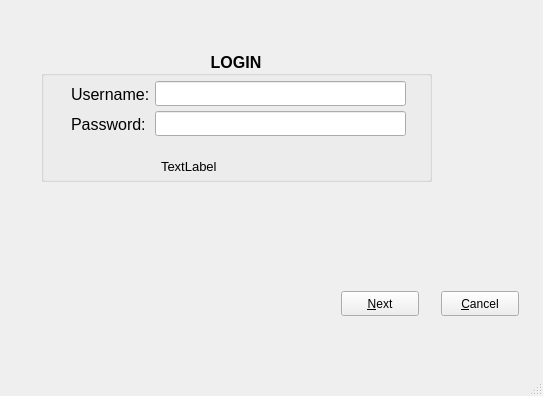
The window that portfolio/ui/mainwindow.ui (manutorres/pernambuco) describes before a commit, drawn with Qt 5.
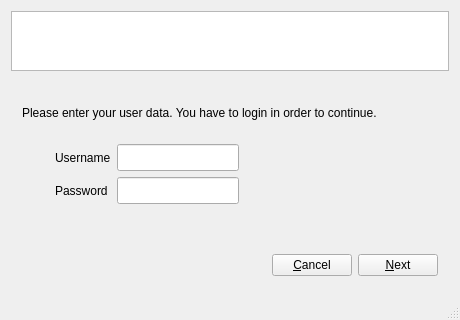
The same window after the commit. The open tabs and pages were chosen to show the change.

Commit message: Primeros intentos de darle forma a la GUI.

```diff
--- a/portfolio/ui/mainwindow.ui
+++ b/portfolio/ui/mainwindow.ui
@@ -6,248 +6,327 @@
    <rect>
     <x>0</x>
     <y>0</y>
-    <width>543</width>
-    <height>396</height>
+    <width>460</width>
+    <height>320</height>
    </rect>
   </property>
   <property name="windowTitle">
    <string>MainWindow</string>
   </property>
   <widget class="QWidget" name="centralWidget">
-   <layout class="QGridLayout" name="gridLayout_2">
-    <item row="0" column="0">
-     <layout class="QGridLayout" name="gridLayout">
-      <item row="0" column="0">
-       <widget class="QStackedWidget" name="stackedWidget">
-        <property name="sizePolicy">
-         <sizepolicy hsizetype="Preferred" vsizetype="Preferred">
-          <horstretch>0</horstretch>
-          <verstretch>0</verstretch>
-         </sizepolicy>
-        </property>
-        <property name="currentIndex">
-         <number>3</number>
-        </property>
-        <widget class="QWidget" name="page">
-         <layout class="QGridLayout" name="gridLayout_4">
-          <item row="0" column="0" rowspan="2" colspan="3">
-           <widget class="QGroupBox" name="groupBox_2">
-            <property name="title">
-             <string/>
-            </property>
-            <layout class="QGridLayout" name="gridLayout_3">
-             <item row="0" column="0">
-              <widget class="QLabel" name="label">
-               <property name="font">
-                <font>
-                 <pointsize>14</pointsize>
-                </font>
-               </property>
-               <property name="text">
-                <string>Do you want to include the handouts in the printing?</string>
-               </property>
-              </widget>
-             </item>
-            </layout>
-           </widget>
-          </item>
-          <item row="2" column="2">
-           <widget class="QPushButton" name="btnCancel">
-            <property name="text">
-             <string>No (Next)</string>
-            </property>
-           </widget>
-          </item>
-          <item row="2" column="1">
-           <widget class="QPushButton" name="btnAccept">
-            <property name="text">
-             <string>Yes</string>
-            </property>
-           </widget>
-          </item>
-          <item row="2" column="0">
-           <spacer name="horizontalSpacer">
-            <property name="orientation">
-             <enum>Qt::Horizontal</enum>
-            </property>
-            <property name="sizeHint" stdset="0">
-             <size>
-              <width>40</width>
-              <height>20</height>
-             </size>
-            </property>
-           </spacer>
-          </item>
-         </layout>
-        </widget>
-        <widget class="QWidget" name="page_2">
-         <widget class="QGroupBox" name="groupBox">
-          <property name="geometry">
-           <rect>
-            <x>30</x>
-            <y>40</y>
-            <width>391</width>
-            <height>131</height>
-           </rect>
+   <layout class="QVBoxLayout" name="verticalLayout">
+    <item>
+     <widget class="QGraphicsView" name="graphicsView">
+      <property name="maximumSize">
+       <size>
+        <width>16777215</width>
+        <height>60</height>
+       </size>
+      </property>
+     </widget>
+    </item>
+    <item>
+     <widget class="QStackedWidget" name="stackedWidget">
+      <property name="sizePolicy">
+       <sizepolicy hsizetype="Preferred" vsizetype="Preferred">
+        <horstretch>0</horstretch>
+        <verstretch>0</verstretch>
+       </sizepolicy>
+      </property>
+      <property name="maximumSize">
+       <size>
+        <width>483</width>
+        <height>16777215</height>
+       </size>
+      </property>
+      <property name="currentIndex">
+       <number>0</number>
+      </property>
+      <widget class="QWidget" name="page">
+       <layout class="QGridLayout" name="gridLayout_4">
+        <item row="5" column="6">
+         <widget class="QPushButton" name="btnCancel">
+          <property name="text">
+           <string>No (Next)</string>
           </property>
-          <property name="font">
-           <font>
-            <family>Arial</family>
-            <pointsize>12</pointsize>
-            <weight>75</weight>
-            <bold>true</bold>
-           </font>
+         </widget>
+        </item>
+        <item row="5" column="5">
+         <widget class="QPushButton" name="btnAccept">
+          <property name="text">
+           <string>Yes</string>
           </property>
-          <property name="title">
-           <string>LOGIN</string>
+         </widget>
+        </item>
+        <item row="5" column="3">
+         <spacer name="horizontalSpacer">
+          <property name="orientation">
+           <enum>Qt::Horizontal</enum>
           </property>
-          <property name="alignment">
-           <set>Qt::AlignCenter</set>
+          <property name="sizeHint" stdset="0">
+           <size>
+            <width>40</width>
+            <height>20</height>
+           </size>
           </property>
-          <widget class="QLineEdit" name="lineEditPassword">
-           <property name="geometry">
-            <rect>
-             <x>114</x>
-             <y>60</y>
-             <width>251</width>
-             <height>25</height>
-            </rect>
-           </property>
-           <property name="font">
-            <font>
-             <pointsize>12</pointsize>
-             <weight>50</weight>
-             <bold>false</bold>
-            </font>
-           </property>
-           <property name="echoMode">
-            <enum>QLineEdit::Password</enum>
-           </property>
-          </widget>
-          <widget class="QLineEdit" name="lineEditUsername">
-           <property name="geometry">
-            <rect>
-             <x>114</x>
-             <y>30</y>
-             <width>251</width>
-             <height>25</height>
-            </rect>
-           </property>
-           <property name="font">
-            <font>
-             <pointsize>12</pointsize>
-             <weight>50</weight>
-             <bold>false</bold>
-            </font>
-           </property>
-          </widget>
-          <widget class="QLabel" name="lblUsername">
-           <property name="geometry">
-            <rect>
-             <x>30</x>
-             <y>35</y>
-             <width>81</width>
-             <height>16</height>
-            </rect>
-           </property>
-           <property name="font">
-            <font>
-             <family>Arial</family>
-             <pointsize>12</pointsize>
-             <weight>50</weight>
-             <bold>false</bold>
-            </font>
-           </property>
-           <property name="text">
-            <string>Username:</string>
-           </property>
-          </widget>
-          <widget class="QLabel" name="lblPassword">
-           <property name="geometry">
-            <rect>
-             <x>30</x>
-             <y>65</y>
-             <width>81</width>
-             <height>16</height>
-            </rect>
-           </property>
-           <property name="font">
-            <font>
-             <family>Arial</family>
-             <pointsize>12</pointsize>
-             <weight>50</weight>
-             <bold>false</bold>
-            </font>
-           </property>
-           <property name="text">
-            <string>Password:</string>
-           </property>
-          </widget>
-          <widget class="QLabel" name="lblForgotenPassword">
-           <property name="geometry">
-            <rect>
-             <x>120</x>
-             <y>106</y>
-             <width>261</width>
-             <height>20</height>
-            </rect>
-           </property>
-           <property name="font">
-            <font>
-             <pointsize>10</pointsize>
-             <weight>50</weight>
-             <bold>false</bold>
-            </font>
-           </property>
-           <property name="styleSheet">
-            <string notr="true"/>
-           </property>
-           <property name="text">
-            <string>TextLabel</string>
-           </property>
-           <property name="textFormat">
-            <enum>Qt::RichText</enum>
-           </property>
-          </widget>
+         </spacer>
+        </item>
+        <item row="3" column="1" colspan="3">
+         <widget class="QRadioButton" name="radioButton">
+          <property name="text">
+           <string>No, do not include the handouts.</string>
+          </property>
          </widget>
+        </item>
+        <item row="2" column="1" colspan="6">
+         <widget class="QRadioButton" name="radioButton_2">
+          <property name="text">
+           <string>Yes, download and print the handouts.</string>
+          </property>
+         </widget>
+        </item>
+        <item row="2" column="0">
+         <spacer name="horizontalSpacer_3">
+          <property name="orientation">
+           <enum>Qt::Horizontal</enum>
+          </property>
+          <property name="sizeHint" stdset="0">
+           <size>
+            <width>30</width>
+            <height>20</height>
+           </size>
+          </property>
+         </spacer>
+        </item>
+        <item row="1" column="0" colspan="7">
+         <widget class="QLabel" name="label_2">
+          <property name="minimumSize">
+           <size>
+            <width>0</width>
+            <height>50</height>
+           </size>
+          </property>
+          <property name="maximumSize">
+           <size>
+            <width>16777215</width>
+            <height>100</height>
+           </size>
+          </property>
+          <property name="text">
+           <string>Do you want to include the handouts in the printing?</string>
+          </property>
+         </widget>
+        </item>
+        <item row="4" column="0" colspan="7">
+         <spacer name="verticalSpacer_4">
+          <property name="orientation">
+           <enum>Qt::Vertical</enum>
+          </property>
+          <property name="sizeHint" stdset="0">
+           <size>
+            <width>20</width>
+            <height>40</height>
+           </size>
+          </property>
+         </spacer>
+        </item>
+        <item row="5" column="2">
+         <spacer name="horizontalSpacer_5">
+          <property name="orientation">
+           <enum>Qt::Horizontal</enum>
+          </property>
+          <property name="sizeHint" stdset="0">
+           <size>
+            <width>40</width>
+            <height>20</height>
+           </size>
+          </property>
+         </spacer>
+        </item>
+        <item row="5" column="1">
+         <spacer name="horizontalSpacer_6">
+          <property name="orientation">
+           <enum>Qt::Horizontal</enum>
+          </property>
+          <property name="sizeHint" stdset="0">
+           <size>
+            <width>40</width>
+            <height>20</height>
+           </size>
+          </property>
+         </spacer>
+        </item>
+        <item row="5" column="4">
+         <spacer name="horizontalSpacer_10">
+          <property name="orientation">
+           <enum>Qt::Horizontal</enum>
+          </property>
+          <property name="sizeHint" stdset="0">
+           <size>
+            <width>40</width>
+            <height>20</height>
+           </size>
+          </property>
+         </spacer>
+        </item>
+       </layout>
+      </widget>
+      <widget class="QWidget" name="page_2">
+       <layout class="QGridLayout" name="gridLayout_5">
+        <item row="6" column="6">
          <widget class="QPushButton" name="btnCancel_2">
-          <property name="geometry">
-           <rect>
-            <x>430</x>
-            <y>280</y>
-            <width>78</width>
-            <height>25</height>
-           </rect>
-          </property>
           <property name="text">
            <string>&amp;Cancel</string>
           </property>
          </widget>
+        </item>
+        <item row="6" column="7">
          <widget class="QPushButton" name="btnNext">
-          <property name="geometry">
-           <rect>
-            <x>330</x>
-            <y>280</y>
-            <width>78</width>
-            <height>25</height>
-           </rect>
-          </property>
           <property name="text">
            <string>&amp;Next</string>
           </property>
          </widget>
-        </widget>
-        <widget class="QWidget" name="page_3">
-         <widget class="QTableWidget" name="tableWidgetAssignments">
-          <property name="geometry">
-           <rect>
-            <x>10</x>
-            <y>10</y>
-            <width>500</width>
-            <height>261</height>
-           </rect>
+        </item>
+        <item row="6" column="4" colspan="2">
+         <spacer name="horizontalSpacer_2">
+          <property name="orientation">
+           <enum>Qt::Horizontal</enum>
           </property>
+          <property name="sizeHint" stdset="0">
+           <size>
+            <width>40</width>
+            <height>20</height>
+           </size>
+          </property>
+         </spacer>
+        </item>
+        <item row="5" column="4" colspan="4">
+         <spacer name="verticalSpacer">
+          <property name="orientation">
+           <enum>Qt::Vertical</enum>
+          </property>
+          <property name="sizeHint" stdset="0">
+           <size>
+            <width>20</width>
+            <height>40</height>
+           </size>
+          </property>
+         </spacer>
+        </item>
+        <item row="0" column="0" colspan="8">
+         <widget class="QLabel" name="label">
+          <property name="minimumSize">
+           <size>
+            <width>0</width>
+            <height>50</height>
+           </size>
+          </property>
+          <property name="text">
+           <string>Please enter your user data. You have to login in order to continue.</string>
+          </property>
          </widget>
+        </item>
+        <item row="2" column="4">
+         <widget class="QLineEdit" name="lineEditUsername">
+          <property name="maximumSize">
+           <size>
+            <width>140</width>
+            <height>200</height>
+           </size>
+          </property>
+          <property name="font">
+           <font>
+            <pointsize>12</pointsize>
+            <weight>50</weight>
+            <bold>false</bold>
+           </font>
+          </property>
+         </widget>
+        </item>
+        <item row="3" column="4">
+         <widget class="QLineEdit" name="lineEditPassword">
+          <property name="maximumSize">
+           <size>
+            <width>140</width>
+            <height>200</height>
+           </size>
+          </property>
+          <property name="font">
+           <font>
+            <pointsize>12</pointsize>
+            <weight>50</weight>
+            <bold>false</bold>
+           </font>
+          </property>
+          <property name="echoMode">
+           <enum>QLineEdit::Password</enum>
+          </property>
+         </widget>
+        </item>
+        <item row="2" column="2" colspan="2">
+         <widget class="QLabel" name="label_3">
+          <property name="text">
+           <string>Username</string>
+          </property>
+         </widget>
+        </item>
+        <item row="3" column="2" colspan="2">
+         <widget class="QLabel" name="label_4">
+          <property name="text">
+           <string>Password</string>
+          </property>
+         </widget>
+        </item>
+        <item row="3" column="0">
+         <spacer name="horizontalSpacer_7">
+          <property name="orientation">
+           <enum>Qt::Horizontal</enum>
+          </property>
+          <property name="sizeHint" stdset="0">
+           <size>
+            <width>40</width>
+            <height>20</height>
+           </size>
+          </property>
+         </spacer>
+        </item>
+        <item row="4" column="2" colspan="4">
+         <widget class="QLabel" name="lblForgotenPassword">
+          <property name="minimumSize">
+           <size>
+            <width>30</width>
+            <height>30</height>
+           </size>
+          </property>
+          <property name="styleSheet">
+           <string notr="true">color:rgb(3, 180, 255)</string>
+          </property>
+          <property name="text">
+           <string/>
+          </property>
+         </widget>
+        </item>
+        <item row="2" column="5">
+         <spacer name="horizontalSpacer_8">
+          <property name="orientation">
+           <enum>Qt::Horizontal</enum>
+          </property>
+          <property name="sizeHint" stdset="0">
+           <size>
+            <width>40</width>
+            <height>20</height>
+           </size>
+          </property>
+         </spacer>
+        </item>
+       </layout>
+      </widget>
+      <widget class="QWidget" name="page_3">
+       <layout class="QGridLayout" name="gridLayout">
+        <item row="1" column="0" colspan="3">
+         <widget class="QTableWidget" name="tableWidgetAssignments"/>
+        </item>
+        <item row="2" column="1">
          <widget class="QPushButton" name="btnCancel_3">
           <property name="geometry">
            <rect>
@@ -274,8 +353,45 @@
            <string>&amp;Next</string>
           </property>
          </widget>
-        </widget>
-        <widget class="QWidget" name="page_4">
+        </item>
+        <item row="2" column="0">
+         <spacer name="horizontalSpacer_4">
+          <property name="orientation">
+           <enum>Qt::Horizontal</enum>
+          </property>
+          <property name="sizeHint" stdset="0">
+           <size>
+            <width>40</width>
+            <height>20</height>
+           </size>
+          </property>
+         </spacer>
+        </item>
+        <item row="0" column="0" colspan="3">
+         <widget class="QLabel" name="label_5">
+          <property name="minimumSize">
+           <size>
+            <width>0</width>
+            <height>30</height>
+           </size>
+          </property>
+          <property name="text">
+           <string>Select the files you want to include in the printing:</string>
+          </property>
+         </widget>
+        </item>
+       </layout>
+      </widget>
+      <widget class="QWidget" name="page_4">
+       <layout class="QGridLayout" name="gridLayout_2">
+        <item row="0" column="0" colspan="2">
+         <widget class="QProgressBar" name="progressBar">
+          <property name="value">
+           <number>24</number>
+          </property>
+         </widget>
+        </item>
+        <item row="1" column="1">
          <widget class="QPushButton" name="btnPrint">
           <property name="geometry">
            <rect>
@@ -295,23 +411,23 @@
            </size>
           </property>
          </widget>
-         <widget class="QProgressBar" name="progressBar">
-          <property name="geometry">
-           <rect>
-            <x>60</x>
-            <y>70</y>
-            <width>341</width>
-            <height>41</height>
-           </rect>
+        </item>
+        <item row="1" column="0">
+         <spacer name="horizontalSpacer_9">
+          <property name="orientation">
+           <enum>Qt::Horizontal</enum>
           </property>
-          <property name="value">
-           <number>24</number>
+          <property name="sizeHint" stdset="0">
+           <size>
+            <width>40</width>
+            <height>20</height>
+           </size>
           </property>
-         </widget>
-        </widget>
-       </widget>
-      </item>
-     </layout>
+         </spacer>
+        </item>
+       </layout>
+      </widget>
+     </widget>
     </item>
    </layout>
   </widget>
```
Left out of the diff: 47 changed lines with no effect on the pictures. The commit also changes 1 other file.
